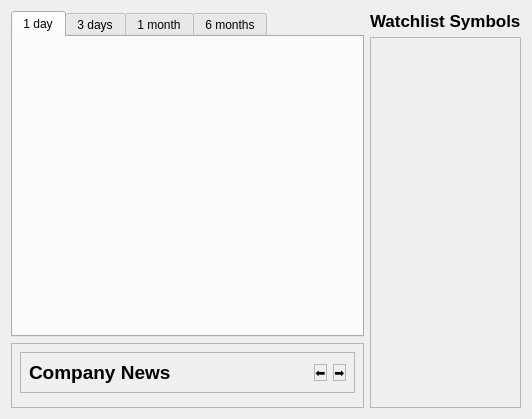
First picture: the form in src/gui/homepage.ui, repository guruprerana/trading-platform-pp, before the edit.
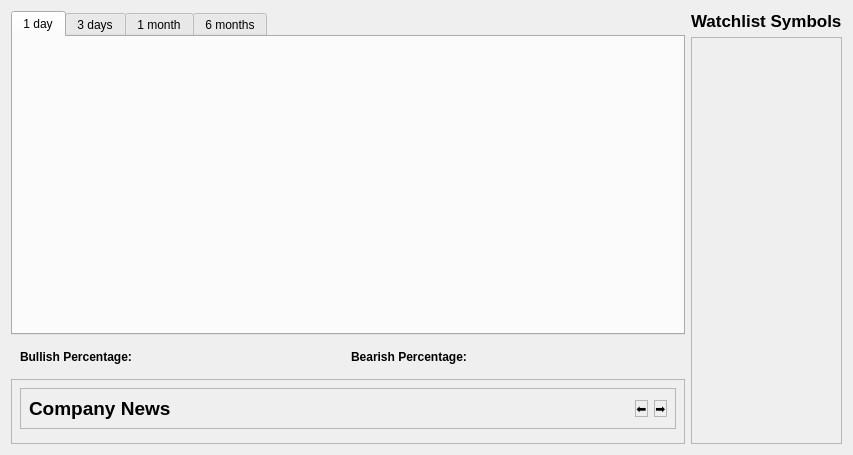
Second picture: the form after the edit.

Commit message: Integrated sentiment analysis into the GUI

The edit to the form file:
```diff
--- a/src/gui/homepage.ui
+++ b/src/gui/homepage.ui
@@ -6,8 +6,8 @@
    <rect>
     <x>0</x>
     <y>0</y>
-    <width>532</width>
-    <height>419</height>
+    <width>853</width>
+    <height>455</height>
    </rect>
   </property>
   <property name="sizePolicy">
@@ -19,14 +19,20 @@
   <property name="windowTitle">
    <string>Form</string>
   </property>
-  <layout class="QHBoxLayout" name="horizontalLayout">
-   <item>
+  <layout class="QGridLayout" name="gridLayout">
+   <item row="0" column="0">
     <layout class="QVBoxLayout" name="verticalLayout_2">
      <property name="sizeConstraint">
       <enum>QLayout::SetNoConstraint</enum>
      </property>
      <item>
       <widget class="QTabWidget" name="tabWidget">
+       <property name="sizePolicy">
+        <sizepolicy hsizetype="Expanding" vsizetype="Expanding">
+         <horstretch>0</horstretch>
+         <verstretch>0</verstretch>
+        </sizepolicy>
+       </property>
        <property name="currentIndex">
         <number>0</number>
        </property>
@@ -56,6 +62,38 @@
        </widget>
       </widget>
      </item>
+     <item>
+      <widget class="QWidget" name="widget_2" native="true">
+       <layout class="QHBoxLayout" name="horizontalLayout">
+        <item>
+         <widget class="QLabel" name="bullish">
+          <property name="font">
+           <font>
+            <weight>75</weight>
+            <bold>true</bold>
+           </font>
+          </property>
+          <property name="text">
+           <string>Bullish Percentage:</string>
+          </property>
+         </widget>
+        </item>
+        <item>
+         <widget class="QLabel" name="bearish">
+          <property name="font">
+           <font>
+            <weight>75</weight>
+            <bold>true</bold>
+           </font>
+          </property>
+          <property name="text">
+           <string>Bearish Percentage: </string>
+          </property>
+         </widget>
+        </item>
+       </layout>
+      </widget>
+     </item>
      <item>
       <widget class="QWidget" name="widget" native="true">
        <property name="styleSheet">
@@ -138,7 +176,7 @@
      </item>
     </layout>
    </item>
-   <item>
+   <item row="0" column="1">
     <layout class="QVBoxLayout" name="verticalLayout">
      <item>
       <widget class="QLabel" name="label_2">
```
The commit also changes 3 other files.
